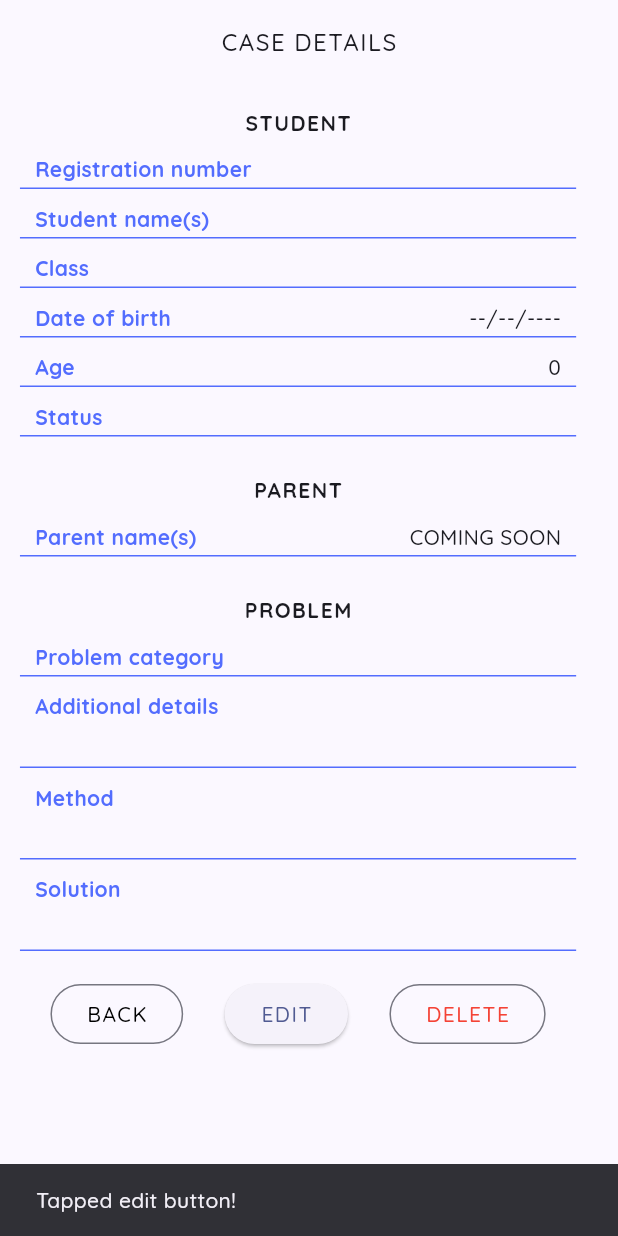
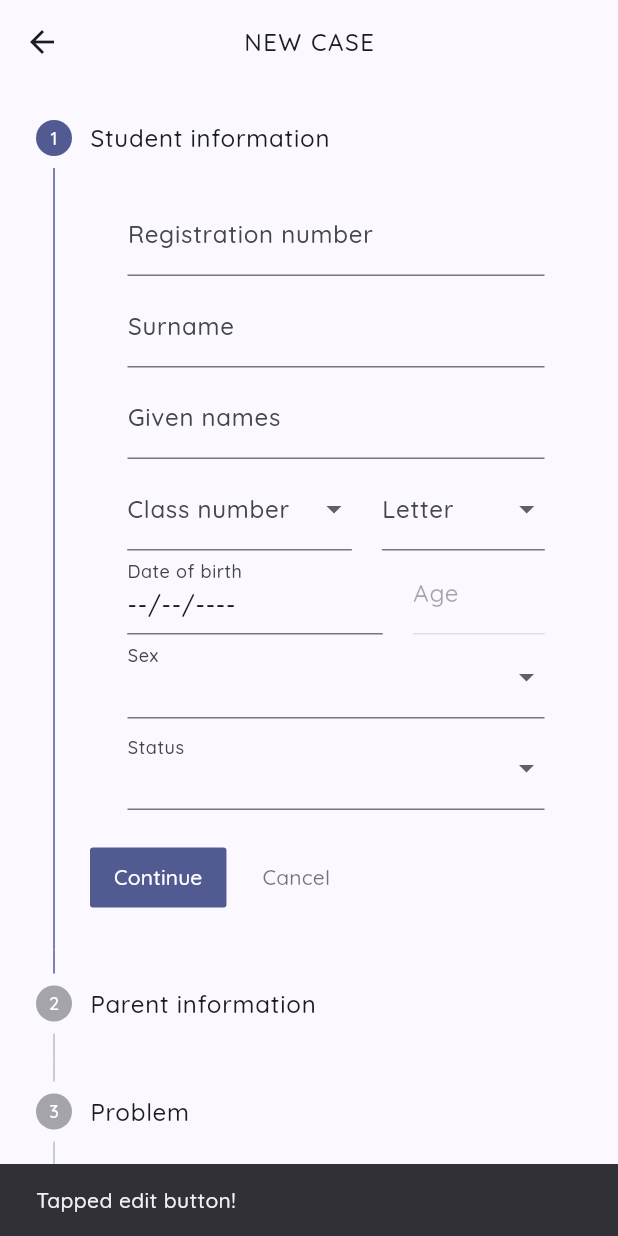
Before and after one commit to johninquest/smapp, a Flutter app: the CaseDetailsPage screen opened directly with empty values, after a tap on "EDIT", on a phone screen of 412 x 824 dp. Run offline on Flutter 3.47's test engine with Material 2 defaults, Android fonts, the phone set to English and light mode, and no system bars; our stand-ins replace package_info_plus, shared_preferences, supabase_flutter; accounts and stored records are empty.

Commit message:
started building update case page

```diff
--- a/lib/pages/cases/case_details.dart
+++ b/lib/pages/cases/case_details.dart
@@ -1,4 +1,5 @@
 import 'package:flutter/material.dart';
+import 'package:smapp/pages/cases/update_case.dart';
 import '../../shared/snackbar_messages.dart';
 import '../../styles/colors.dart';
 import '../../styles/style.dart';
@@ -132,8 +133,13 @@ class _CaseDetailsPageState extends State<CaseDetailsPage> {
                               color: textBlackColor, letterSpacing: 1.0),
                         )),
                     ElevatedButton(
-                        onPressed: (() => SnackBarMessage().customErrorMessage(
-                            'Tapped edit button!', context)),
+                        onPressed: (() {
+                          PageRouter().navigateToPage(
+                              UpdateCasePage(caseData: widget.rowData),
+                              context);
+                          SnackBarMessage().customErrorMessage(
+                              'Tapped edit button!', context);
+                        }),
                         child: const Text(
                           'EDIT',
                           style: TextStyle(letterSpacing: 1.0),
--- /dev/null
+++ b/lib/pages/cases/update_case.dart
@@ -0,0 +1,453 @@
+import 'dart:developer';
+
+import 'package:flutter/material.dart';
+import '../../shared/lists.dart';
+import '../../shared/snackbar_messages.dart';
+import '../../styles/colors.dart';
+import '../../styles/style.dart';
+import '../../utils/date_time_helper.dart';
+import '../../utils/router.dart';
+import '../../utils/web.dart';
+import 'case_list.dart';
+
+class UpdateCasePage extends StatelessWidget {
+  final Map caseData;
+  UpdateCasePage({super.key, required this.caseData});
+
+  @override
+  Widget build(BuildContext context) {
+    log('Received case data at update => $caseData');
+    return Scaffold(
+      appBar: AppBar(
+        title: Text(
+          'new case'.toUpperCase(),
+          style: appBarTitleStyle,
+        ),
+        centerTitle: true,
+      ),
+      body: Center(
+        child: UpdateCaseForm(passedCaseData: caseData),
+      ),
+    );
+  }
+}
+
+class UpdateCaseForm extends StatefulWidget {
+  final Map passedCaseData;
+  UpdateCaseForm({super.key, required this.passedCaseData});
+
+  @override
+  State<UpdateCaseForm> createState() => _UpdateCaseFormState();
+}
+
+class _UpdateCaseFormState extends State<UpdateCaseForm> {
+  int _currentStep = 0;
+  final _updateCaseFormKey = GlobalKey<FormState>();
+  final TextEditingController _registrationNr = TextEditingController();
+  final TextEditingController _givenNames = TextEditingController();
+  final TextEditingController _surname = TextEditingController();
+  final TextEditingController _pickedDate = TextEditingController();
+  final TextEditingController _age = TextEditingController();
+  final TextEditingController _problemDetails = TextEditingController();
+  final TextEditingController _method = TextEditingController();
+  final TextEditingController _solution = TextEditingController();
+
+  String? _classNumber;
+  String? _classLetter;
+  String? _gender;
+  String? _studentStatus;
+  String? _problemCategory;
+
+  DateTime currentDate = DateTime.now();
+  Future<void> _selectDate(BuildContext context) async {
+    final DateTime? picked = await showDatePicker(
+        context: context,
+        initialDate: currentDate,
+        firstDate: DateTime(1970, 1),
+        lastDate: DateTime(2101));
+    if (picked != null && picked != currentDate) {
+      setState(() {
+        currentDate = picked;
+        _pickedDate.text = DateTimeHelper().dateToCmrDateString(picked);
+        _age.text = DateTimeHelper().ageFromDate(picked);
+        // print('Picked date => $picked');
+        // log('Age => $_age');
+      });
+    }
+  }
+
+  @override
+  void initState() {
+    super.initState();
+    _pickedDate.text = '--/--/----';
+    _registrationNr.text =
+        widget.passedCaseData['student_data']['registration_number'];
+    _surname.text = widget.passedCaseData['student_data']['surname'];
+    _givenNames.text = widget.passedCaseData['student_data']['given_names'];
+    _classNumber = widget.passedCaseData['student_data']['class_number'];
+    _classLetter = widget.passedCaseData['student_data']['class_letter'];
+    _gender = widget.passedCaseData['student_data']['gender'];
+    _studentStatus = widget.passedCaseData['student_data']['status'];
+  }
+
+  @override
+  Widget build(BuildContext context) {
+    return Form(
+      key: _updateCaseFormKey,
+      child: SingleChildScrollView(
+          scrollDirection: Axis.vertical,
+          child: Column(
+            children: [
+              Stepper(
+                currentStep: _currentStep,
+                onStepTapped: (index) => setState(() {
+                  _currentStep = index;
+                }),
+                onStepContinue: () {
+                  if (_currentStep != 4) {
+                    setState(() => _currentStep++);
+                  }
+                },
+                onStepCancel: () {
+                  if (_currentStep != 0) {
+                    setState(() => _currentStep--);
+                  }
+                },
+                physics: const ClampingScrollPhysics(),
+                steps: [
+                  Step(
+                      isActive: _currentStep >= 0,
+                      title: const Text('Student information'),
+                      content: Column(
+                        children: [
+                          Container(
+                              width: MediaQuery.of(context).size.width * 0.90,
+                              margin: const EdgeInsets.only(bottom: 5.0),
+                              padding: const EdgeInsets.only(
+                                  left: 25.0, right: 25.0),
+                              child: TextFormField(
+                                controller: _registrationNr,
+                                enabled: true,
+                                decoration: const InputDecoration(
+                                    labelText: 'Registration number'),
+                                keyboardType: TextInputType.text,
+                                textCapitalization: TextCapitalization.words,
+                                /* validator: (val) => val!.isEmpty
+                                    ? 'Please enter registration number'
+                                    : null, */
+                              )),
+                          Container(
+                              width: MediaQuery.of(context).size.width * 0.90,
+                              margin: const EdgeInsets.only(bottom: 5.0),
+                              padding: const EdgeInsets.only(
+                                  left: 25.0, right: 25.0),
+                              child: TextFormField(
+                                controller: _surname,
+                                enabled: true,
+                                decoration:
+                                    const InputDecoration(labelText: 'Surname'),
+                                keyboardType: TextInputType.text,
+                                textCapitalization: TextCapitalization.words,
+                                validator: (val) => val!.isEmpty
+                                    ? 'Please enter surname'
+                                    : null,
+                                /* onChanged: (val) => setState(() {
+                  surname = val;
+                }), */
+                              )),
+                          Container(
+                              width: MediaQuery.of(context).size.width * 0.90,
+                              margin: const EdgeInsets.only(bottom: 5.0),
+                              padding: const EdgeInsets.only(
+                                  left: 25.0, right: 25.0),
+                              child: TextFormField(
+                                controller: _givenNames,
+                                enabled: true,
+                                decoration: const InputDecoration(
+                                    labelText: 'Given names'),
+                                keyboardType: TextInputType.text,
+                                textCapitalization: TextCapitalization.words,
+                                validator: (val) => val!.isEmpty
+                                    ? 'Please enter given names'
+                                    : null,
+                              )),
+                          SizedBox(
+                            width: MediaQuery.of(context).size.width * 0.90,
+                            child: Row(
+                              mainAxisAlignment: MainAxisAlignment.center,
+                              crossAxisAlignment: CrossAxisAlignment.center,
+                              children: [
+                                Container(
+                                  width:
+                                      MediaQuery.of(context).size.width * 0.4,
+                                  margin: const EdgeInsets.only(right: 10.0),
+                                  padding: const EdgeInsets.only(left: 15.0),
+                                  child: DropdownButtonFormField(
+                                    decoration: const InputDecoration(
+                                        labelText: 'Class number'),
+                                    items: AppData().classNumberList,
+                                    value: _classNumber,
+                                    validator: (val) =>
+                                        val == null ? 'Class number ?' : null,
+                                    onChanged: (val) => setState(() {
+                                      _classNumber = val as String?;
+                                    }),
+                                  ),
+                                ),
+                                Container(
+                                  width:
+                                      MediaQuery.of(context).size.width * 0.30,
+                                  margin: const EdgeInsets.only(left: 10.0),
+                                  padding: const EdgeInsets.only(right: 15.0),
+                                  child: DropdownButtonFormField(
+                                    decoration: const InputDecoration(
+                                        labelText: 'Letter'),
+                                    items: AppData().classLetterList,
+                                    value: _classLetter,
+                                    /* validator: (val) =>
+                          val == null ? 'Please select payment method' : null, */
+                                    onChanged: (val) => setState(() {
+                                      _classLetter = val as String?;
+                                    }),
+                                  ),
+                                ),
+                              ],
+                            ),
+                          ),
+                          SizedBox(
+                            width: MediaQuery.of(context).size.width * 0.90,
+                            child: Row(
+                              mainAxisAlignment: MainAxisAlignment.center,
+                              crossAxisAlignment: CrossAxisAlignment.center,
+                              children: [
+                                Container(
+                                    width: MediaQuery.of(context).size.width *
+                                        0.45,
+                                    margin: const EdgeInsets.only(right: 10.0),
+                                    padding: const EdgeInsets.only(left: 15.0),
+                                    child: TextFormField(
+                                      controller: _pickedDate,
+                                      enabled: true,
+                                      readOnly: true,
+                                      decoration: const InputDecoration(
+                                          labelText: 'Date of birth'),
+                                      onTap: () => _selectDate(context),
+                                    )),
+                                Container(
+                                    width: MediaQuery.of(context).size.width *
+                                        0.25,
+                                    margin: const EdgeInsets.only(left: 10.0),
+                                    padding: const EdgeInsets.only(right: 15.0),
+                                    child: TextFormField(
+                                      controller: _age,
+                                      enabled: false,
+                                      decoration: const InputDecoration(
+                                          labelText: 'Age'),
+                                    )),
+                              ],
+                            ),
+                          ),
+                          Container(
+                            width: MediaQuery.of(context).size.width * 0.90,
+                            margin: const EdgeInsets.only(bottom: 5.0),
+                            padding:
+                                const EdgeInsets.only(left: 25.0, right: 25.0),
+                            child: DropdownButtonFormField(
+                              decoration:
+                                  const InputDecoration(labelText: 'Sex'),
+                              items: AppData().genderList,
+                              value: _gender,
+                              validator: (val) =>
+                                  val == null ? ' Please enter sex?' : null,
+                              onChanged: (val) => setState(() {
+                                _gender = val as String?;
+                              }),
+                            ),
+                          ),
+                          Container(
+                            width: MediaQuery.of(context).size.width * 0.90,
+                            margin: const EdgeInsets.only(bottom: 5.0),
+                            padding:
+                                const EdgeInsets.only(left: 25.0, right: 25.0),
+                            child: DropdownButtonFormField(
+                              decoration:
+                                  const InputDecoration(labelText: 'Status'),
+                              items: AppData().studentStatusList,
+                              value: _studentStatus,
+                              /*  validator: (val) =>
+                                  val == null ? ' Please select status?' : null, */
+                              onChanged: (val) => setState(() {
+                                _studentStatus = val as String?;
+                              }),
+                            ),
+                          ),
+                        ],
+                      )),
+                  Step(
+                      isActive: _currentStep >= 1,
+                      title: const Text('Parent information'),
+                      content: const Text(
+                        'Still under construction!',
+                        style: TextStyle(color: warnColor),
+                      )),
+                  Step(
+                      isActive: _currentStep >= 2,
+                      title: const Text('Problem'),
+                      content: Column(
+                        mainAxisAlignment: MainAxisAlignment.center,
+                        crossAxisAlignment: CrossAxisAlignment.start,
+                        children: [
+                          Container(
+                            width: MediaQuery.of(context).size.width * 0.90,
+                            margin: const EdgeInsets.only(bottom: 5.0),
+                            padding:
+                                const EdgeInsets.only(left: 25.0, right: 25.0),
+                            child: DropdownButtonFormField(
+                              decoration:
+                                  const InputDecoration(labelText: 'Category'),
+                              items: AppData().problemCategoryList,
+                              value: _problemCategory,
+                              validator: (val) => val == null
+                                  ? ' Please select category!'
+                                  : null,
+                              onChanged: (val) => setState(() {
+                                _problemCategory = val as String?;
+                              }),
+                            ),
+                          ),
+                          Container(
+                              width: MediaQuery.of(context).size.width * 0.90,
+                              margin: const EdgeInsets.only(bottom: 5.0),
+                              padding: const EdgeInsets.only(
+                                  left: 25.0, right: 25.0),
+                              child: TextFormField(
+                                controller: _problemDetails,
+                                enabled: true,
+                                decoration: const InputDecoration(
+                                    labelText: 'Additional details'),
+                                keyboardType: TextInputType.text,
+                                textCapitalization: TextCapitalization.words,
+                                maxLines: 3,
+                                /* validator: (val) => val!.isEmpty
+                                    ? 'Please enter problem details'
+                                    : null, */
+                              )),
+                        ],
+                      )),
+                  Step(
+                    isActive: _currentStep >= 3,
+                    title: const Text('Method'),
+                    content: Container(
+                        width: MediaQuery.of(context).size.width * 0.90,
+                        margin: const EdgeInsets.only(bottom: 5.0),
+                        padding: const EdgeInsets.only(left: 25.0, right: 25.0),
+                        child: TextFormField(
+                          controller: _method,
+                          enabled: true,
+                          decoration:
+                              const InputDecoration(labelText: 'Method'),
+                          keyboardType: TextInputType.text,
+                          textCapitalization: TextCapitalization.words,
+                          maxLines: 3,
+                          /* validator: (val) =>
+                              val!.isEmpty ? 'Please enter method!' : null, */
+                        )),
+                  ),
+                  Step(
+                    isActive: _currentStep >= 4,
+                    title: const Text('Solution'),
+                    content: Container(
+                        width: MediaQuery.of(context).size.width * 0.90,
+                        margin: const EdgeInsets.only(bottom: 5.0),
+                        padding: const EdgeInsets.only(left: 25.0, right: 25.0),
+                        child: TextFormField(
+                          controller: _solution,
+                          enabled: true,
+                          decoration:
+                              const InputDecoration(labelText: 'Solution'),
+                          keyboardType: TextInputType.text,
+                          textCapitalization: TextCapitalization.words,
+                          maxLines: 3,
+                          /* validator: (val) =>
+                              val!.isEmpty ? 'Please enter solution!' : null, */
+                        )),
+                  )
+                ],
+              ),
+              Row(
+                mainAxisAlignment: MainAxisAlignment.center,
+                crossAxisAlignment: CrossAxisAlignment.center,
+                children: [
+                  Container(
+                    margin: const EdgeInsets.only(
+                        left: 10.0, right: 10.0, top: 5.0, bottom: 10.0),
+                    child: ElevatedButton(
+                      onPressed: () => Navigator.of(context).pop(),
+                      child: const Text('CANCEL',
+                          style: TextStyle(
+                              letterSpacing: 1.0, color: textBlackColor)),
+                      /* style: ElevatedButton.styleFrom(
+                          backgroundColor: Colors.grey,
+                        ), */
+                    ),
+                  ),
+                  Container(
+                    margin: const EdgeInsets.only(
+                        left: 10.0, right: 10.0, top: 5.0, bottom: 10.0),
+                    child: ElevatedButton(
+                      onPressed: () {
+                        final dtHelper = DateTimeHelper();
+                        Map<String, dynamic> studentData = {
+                          "registration_number": _registrationNr.text,
+                          "surname": _surname.text,
+                          "given_names": _givenNames.text,
+                          "class_number": _classNumber,
+                          "class_letter": _classLetter ?? "",
+                          "date_of_birth":
+                              dtHelper.toDbDateFormat(_pickedDate.text),
+                          "gender": _gender,
+                          "status": _studentStatus ?? ""
+                        };
+                        Map<String, dynamic> parentData = {};
+                        Map<String, dynamic> problemData = {
+                          "problem_category": _problemCategory,
+                          "problem_details": _problemDetails.text
+                        };
+                        Map<String, dynamic> casePayload = {
+                          "created_at": dtHelper.timestampForDB(DateTime.now()),
+                          "created_by": "demo",
+                          "student_data": studentData,
+                          "parent_data": parentData,
+                          "problem": problemData,
+                          "method": _method.text,
+                          "solution": _solution.text,
+                        };
+                        if (_updateCaseFormKey.currentState!.validate()) {
+                          /*  var res =
+                              SupabaseService().addRow('cases', casePayload);
+                          res.then((value) {
+                            if (value == true) {
+                              SnackBarMessage().customSuccessMessage(
+                                  'Case added successfully!', context);
+                              PageRouter().navigateToPage(
+                                  const CaseListPage(), context);
+                            }
+                          }); */
+                          log('Tapped update case button!');
+                        }
+                      },
+                      child: const Text(
+                        'SAVE',
+                        style: TextStyle(
+                            letterSpacing: 1.0, fontWeight: FontWeight.bold),
+                      ),
+                      /*  style: ElevatedButton.styleFrom(backgroundColor: myTeal), */
+                    ),
+                  )
+                ],
+              ),
+            ],
+          )),
+    );
+  }
+}
```
